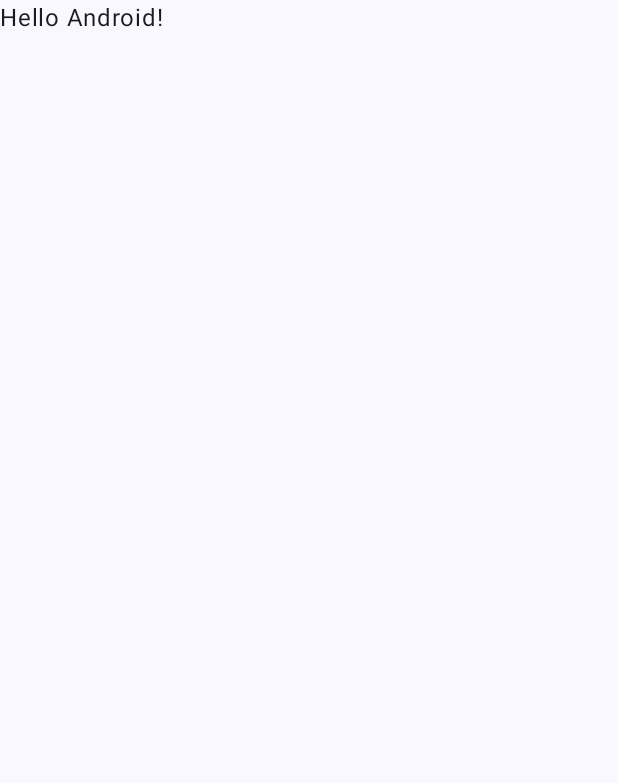
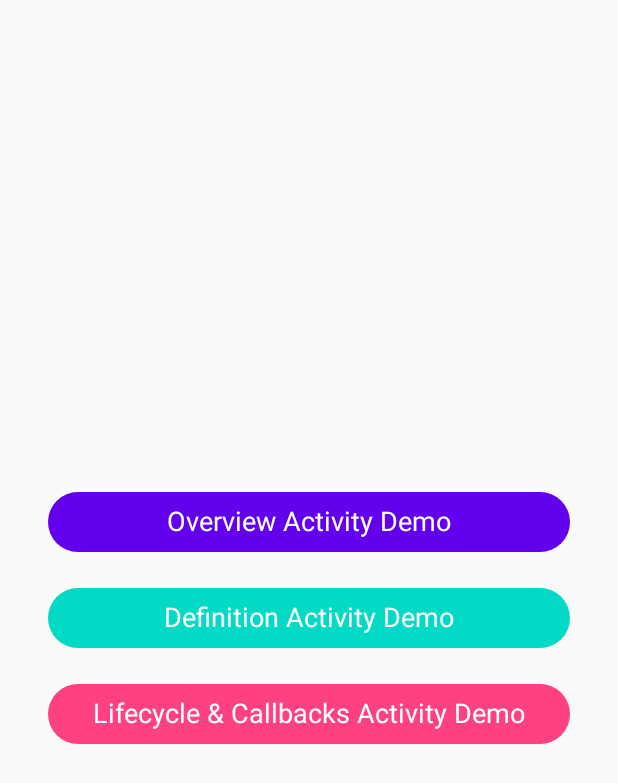
Before and after one commit to lzaycoe/prm392-demo, an Android app built with Jetpack Compose: the screen it shows after launch (MainActivity), on a phone screen of 412 x 824 dp. Before the commit the part shown is almost empty. Shown: the top 783 px of the screen. Run offline under Robolectric (Android 15) with nearby library versions, the phone set to English and light mode, and no system bars.

Commit message:
update: code base for slot 5

```diff
--- a/slot-5/app/src/main/java/com/example/slot5/MainActivity.kt
+++ b/slot-5/app/src/main/java/com/example/slot5/MainActivity.kt
@@ -1,47 +1,77 @@
 package com.example.slot5
 
+import android.content.Intent
 import android.os.Bundle
 import androidx.activity.ComponentActivity
 import androidx.activity.compose.setContent
-import androidx.activity.enableEdgeToEdge
-import androidx.compose.foundation.layout.fillMaxSize
-import androidx.compose.foundation.layout.padding
-import androidx.compose.material3.Scaffold
+import androidx.compose.foundation.background
+import androidx.compose.foundation.layout.*
+import androidx.compose.material3.Button
 import androidx.compose.material3.Text
+import androidx.compose.material3.MaterialTheme
+import androidx.compose.material3.ButtonDefaults
 import androidx.compose.runtime.Composable
+import androidx.compose.ui.Alignment
 import androidx.compose.ui.Modifier
-import androidx.compose.ui.tooling.preview.Preview
-import com.example.slot5.ui.theme.Slot5Theme
+import androidx.compose.ui.graphics.Color
+import androidx.compose.ui.text.TextStyle
+import androidx.compose.ui.unit.dp
+import androidx.compose.ui.unit.sp
 
 class MainActivity : ComponentActivity() {
     override fun onCreate(savedInstanceState: Bundle?) {
         super.onCreate(savedInstanceState)
-        enableEdgeToEdge()
         setContent {
-            Slot5Theme {
-                Scaffold(modifier = Modifier.fillMaxSize()) { innerPadding ->
-                    Greeting(
-                        name = "Android",
-                        modifier = Modifier.padding(innerPadding)
-                    )
-                }
+            MainScreen()
+        }
+    }
+
+    @Composable
+    fun MainScreen() {
+        Column(
+            modifier = Modifier.fillMaxSize(),
+            verticalArrangement = Arrangement.Center,
+            horizontalAlignment = Alignment.CenterHorizontally
+        ) {
+            Button(
+                onClick = {
+                    startActivity(Intent(this@MainActivity, OverviewActivity::class.java))
+                },
+                modifier = Modifier
+                    .fillMaxWidth()
+                    .padding(horizontal = 32.dp),
+                colors = ButtonDefaults.buttonColors(containerColor = Color(0xFF6200EE))
+            ) {
+                Text("Overview Activity Demo", color = Color.White, style = TextStyle(fontSize = 18.sp))
+            }
+
+            Spacer(modifier = Modifier.height(16.dp))
+
+            Button(
+                onClick = {
+                    startActivity(Intent(this@MainActivity, DefinitionActivity::class.java))
+                },
+                modifier = Modifier
+                    .fillMaxWidth()
+                    .padding(horizontal = 32.dp),
+                colors = ButtonDefaults.buttonColors(containerColor = Color(0xFF03DAC5))
+            ) {
+                Text("Definition Activity Demo", color = Color.White, style = TextStyle(fontSize = 18.sp))
+            }
+
+            Spacer(modifier = Modifier.height(16.dp))
+
+            Button(
+                onClick = {
+                    startActivity(Intent(this@MainActivity, LifecycleActivity::class.java))
+                },
+                modifier = Modifier
+                    .fillMaxWidth()
+                    .padding(horizontal = 32.dp),
+                colors = ButtonDefaults.buttonColors(containerColor = Color(0xFFFF4081))
+            ) {
+                Text("Lifecycle & Callbacks Activity Demo", color = Color.White, style = TextStyle(fontSize = 18.sp))
             }
         }
     }
 }
-
-@Composable
-fun Greeting(name: String, modifier: Modifier = Modifier) {
-    Text(
-        text = "Hello $name!",
-        modifier = modifier
-    )
-}
-
-@Preview(showBackground = true)
-@Composable
-fun GreetingPreview() {
-    Slot5Theme {
-        Greeting("Android")
-    }
-}
```
Also changed, not shown: slot-5/app/src/main/AndroidManifest.xml (+20 -3 lines), slot-5/app/src/main/java/com/example/slot5/DefinitionActivity.kt (added, +15 -0 lines), slot-5/app/src/main/java/com/example/slot5/LifecycleActivity.kt (added, +15 -0 lines), slot-5/app/src/main/java/com/example/slot5/OverviewActivity.kt (added, +15 -0 lines).
